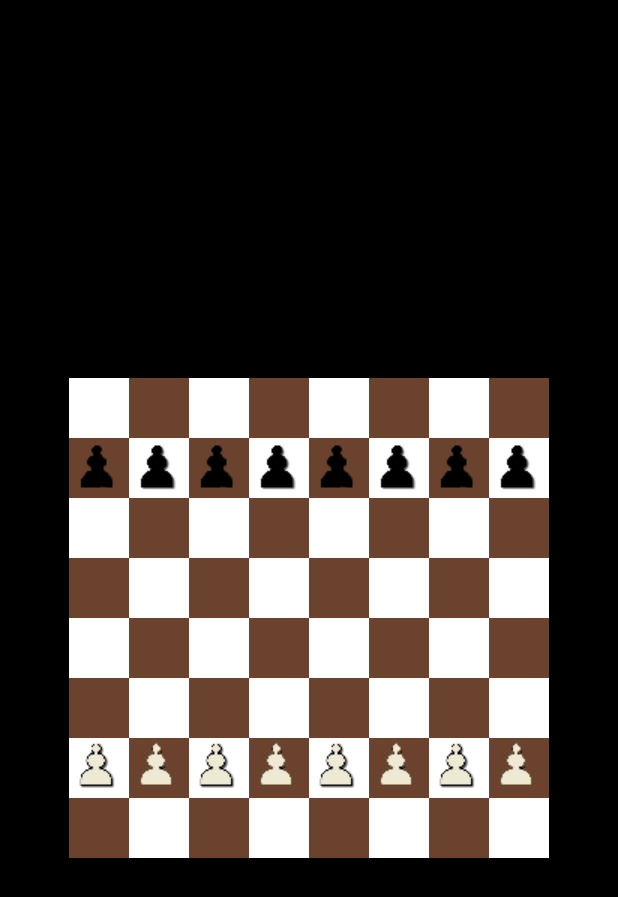
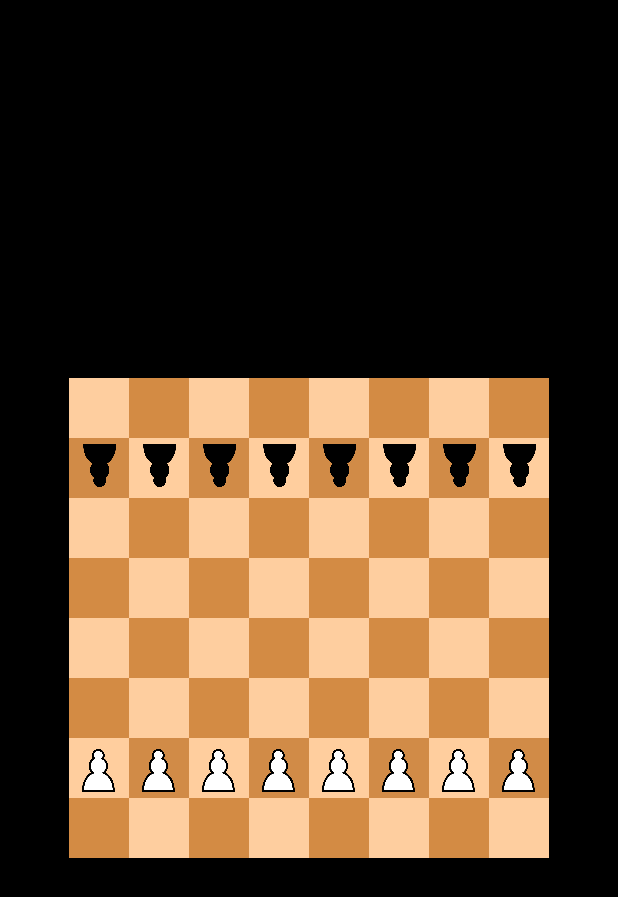
Before and after one commit to zepher19/Chess, an Android app built with Jetpack Compose: the screen it shows after launch (MainActivity), on a phone screen of 412 x 824 dp. Shown: the top 897 px of the screen. Run offline under Robolectric (Android 15) with nearby library versions, the phone set to English and light mode, and no system bars.

Commit message:
10 16 23 12 pm

```diff
--- a/app/src/main/java/com/myapps/chess/BoardModel.kt
+++ b/app/src/main/java/com/myapps/chess/BoardModel.kt
@@ -2,23 +2,19 @@ package com.myapps.chess
 
 class BoardModel {
 
-
-    val brownSquare = R.drawable.brownsquare
-    val whiteSquare = R.drawable.whitesquare
-    val whitePawnBrownBack = R.drawable.whitepawnbrownbackground
-    val whitePawnWhiteBack = R.drawable.whitepawnwhitebackground
-
-    val row0 = listOf(Square(0, 0, 'w', '0', '0'), Square(0, 1, 'b', '0', '0'), Square(0, 2, 'w', '0', '0'), Square(0, 3, 'b', '0', '0'),Square(0, 4, 'w', '0', '0'), Square(0, 5, 'b', '0', '0'), Square(0, 6, 'w', '0', '0'), Square(0, 7, 'b','0', '0'))
-    val row1 = listOf(Square(1, 0, 'b', 'p', 'b'), Square(1, 1, 'w', 'p', 'b'), Square(1, 2, 'b', 'p', 'b'), Square(1, 3, 'w', 'p', 'b'),Square(1, 4, 'b', 'p', 'b'), Square(1, 5, 'w', 'p', 'b'), Square(1, 6, 'b', 'p', 'b'), Square(1, 7, 'w', 'p', 'b'))
-    val row2 = listOf(Square(2, 0, 'w', '0', '0'), Square(2, 1, 'b', '0', '0'), Square(2, 2, 'w', '0', '0'), Square(2, 3, 'b', '0', '0'),Square(2, 4, 'w', '0', '0'), Square(2, 5, 'b', '0', '0'), Square(2, 6, 'w', '0', '0'), Square(2, 7, 'b', '0', '0'))
-    val row3 = listOf(Square(3, 0, 'b', '0', '0'), Square(3, 1, 'w', '0', '0'), Square(3, 2, 'b', '0', '0'), Square(3, 3, 'w', '0', '0'),Square(3, 4, 'b', '0', '0'), Square(3, 5, 'w', '0', '0'), Square(3, 6, 'b', '0', '0'), Square(3, 7, 'w', '0', '0'))
-    val row4 = listOf(Square(4, 0, 'w', '0', '0'), Square(4, 1, 'b', '0', '0'), Square(4, 2, 'w', '0', '0'), Square(4, 3, 'b', '0', '0'),Square(4, 4, 'w', '0', '0'), Square(4, 5, 'b', '0', '0'), Square(4, 6, 'w', '0', '0'), Square(4, 7, 'b', '0', '0'))
-    val row5 = listOf(Square(5, 0, 'b', '0', '0'), Square(5, 1, 'w', '0', '0'), Square(5, 2, 'b', '0', '0'), Square(5, 3, 'w', '0', '0'),Square(5, 4, 'b', '0', '0'), Square(5, 5, 'w', '0', '0'), Square(5, 6, 'b', '0', '0'), Square(5, 7, 'w', '0', '0'))
-    val row6 = listOf(Square(6, 0, 'w', 'p', 'w'), Square(6, 1, 'b', 'p', 'w'), Square(6, 2, 'w', 'p', 'w'), Square(6, 3, 'b', 'p', 'w'),Square(6, 4, 'w', 'p', 'w'), Square(6, 5, 'b', 'p', 'w'), Square(6, 6, 'w', 'p', 'w'), Square(6, 7, 'b', 'p', 'w'))
-    val row7 = listOf(Square(7, 0, 'b', '0', '0'), Square(7, 1, 'w', '0', '0'), Square(7, 2, 'b', '0', '0'), Square(7, 3, 'w', '0', '0'),Square(7, 4, 'b', '0', '0'), Square(7, 5, 'w', '0', '0'), Square(7, 6, 'b', '0', '0'), Square(7, 7, 'w', '0', '0'))
+    val row0 = listOf(Square(0, 0, 'x', Piece('x', 'x')), Square(0, 1, 'x', Piece('x', 'x')), Square(0, 2, 'x', Piece('x', 'x')), Square(0, 3, 'x', Piece('x', 'x')), Square(0, 4, 'x', Piece('x', 'x')),Square(0, 5, 'x', Piece('x', 'x')), Square(0, 6, 'x', Piece('x', 'x')), Square(0, 7, 'x', Piece('x', 'x')), Square(0, 8, 'x', Piece('x', 'x')), Square(0, 9, 'x', Piece('x', 'x')))
+    val row1 = listOf(Square(1, 0, 'x', Piece('x', 'x')), Square(1, 1, 'w', Piece('0', '0')), Square(1, 2, 'b', Piece('0', '0')), Square(1, 3, 'w', Piece('0', '0')), Square(1, 4, 'b', Piece('0', '0')),Square(1, 5, 'w', Piece('0', '0')), Square(1, 6, 'b', Piece('0', '0')), Square(1, 7, 'w', Piece('0', '0')), Square(1, 8, 'b', Piece('0', '0')), Square(1, 9, 'x', Piece('x', 'x')))
+    val row2 = listOf(Square(2, 0, 'x', Piece('x', 'x')), Square(2, 1, 'b', Piece('p', 'b')), Square(2, 2, 'w', Piece('p', 'b')), Square(2, 3, 'b', Piece('p', 'b')), Square(2, 4, 'w', Piece('p', 'b')),Square(2, 5, 'b', Piece('p', 'b')), Square(2, 6, 'w', Piece('p', 'b')), Square(2, 7, 'b', Piece('p', 'b')), Square(2, 8, 'w', Piece('p', 'b')), Square(2, 9, 'x', Piece('x', 'x')))
+    val row3 = listOf(Square(3, 0, 'x', Piece('x', 'x')), Square(3, 1, 'w', Piece('0', '0')), Square(3, 2, 'b', Piece('0', '0')), Square(3, 3, 'w', Piece('0', '0')), Square(3, 4, 'b', Piece('0', '0')),Square(3, 5, 'w', Piece('0', '0')), Square(3, 6, 'b', Piece('0', '0')), Square(3, 7, 'w', Piece('0', '0')), Square(3, 8, 'b', Piece('0', '0')), Square(3, 9, 'x', Piece('x', 'x')))
+    val row4 = listOf(Square(4, 0, 'x', Piece('x', 'x')), Square(4, 1, 'b', Piece('0', '0')), Square(4, 2, 'w', Piece('0', '0')), Square(4, 3, 'b', Piece('0', '0')), Square(4, 4, 'w', Piece('0', '0')),Square(4, 5, 'b', Piece('0', '0')), Square(4, 6, 'w', Piece('0', '0')), Square(4, 7, 'b', Piece('0', '0')), Square(4, 8, 'w', Piece('0', '0')), Square(4, 9, 'x', Piece('x', 'x')))
+    val row5 = listOf(Square(5, 0, 'x', Piece('x', 'x')), Square(5, 1, 'w', Piece('0', '0')), Square(5, 2, 'b', Piece('0', '0')), Square(5, 3, 'w', Piece('0', '0')), Square(5, 4, 'b', Piece('0', '0')),Square(5, 5, 'w', Piece('0', '0')), Square(5, 6, 'b', Piece('0', '0')), Square(5, 7, 'w', Piece('0', '0')), Square(5, 8, 'b', Piece('0', '0')), Square(5, 9, 'x', Piece('x', 'x')))
+    val row6 = listOf(Square(6, 0, 'x', Piece('x', 'x')), Square(6, 1, 'b', Piece('0', '0')), Square(6, 2, 'w', Piece('0', '0')), Square(6, 3, 'b', Piece('0', '0')), Square(6, 4, 'w', Piece('0', '0')),Square(6, 5, 'b', Piece('0', '0')), Square(6, 6, 'w', Piece('0', '0')), Square(6, 7, 'b', Piece('0', '0')), Square(6, 8, 'w', Piece('0', '0')), Square(6, 9, 'x', Piece('x', 'x')))
+    val row7 = listOf(Square(7, 0, 'x', Piece('x', 'x')), Square(7, 1, 'w', Piece('p', 'w')), Square(7, 2, 'b', Piece('p', 'w')), Square(7, 3, 'w', Piece('p', 'w')), Square(7, 4, 'b', Piece('p', 'w')),Square(7, 5, 'w', Piece('p', 'w')), Square(7, 6, 'b', Piece('p', 'w')), Square(7, 7, 'w', Piece('p', 'w')), Square(7, 8, 'b', Piece('p', 'w')), Square(7, 9, 'x', Piece('x', 'x')))
+    val row8 = listOf(Square(8, 0, 'x', Piece('x', 'x')), Square(8, 1, 'b', Piece('0', '0')), Square(8, 2, 'w', Piece('0', '0')), Square(8, 3, 'b', Piece('0', '0')), Square(8, 4, 'w', Piece('0', '0')),Square(8, 5, 'b', Piece('0', '0')), Square(8, 6, 'w', Piece('0', '0')), Square(8, 7, 'b', Piece('0', '0')), Square(8, 8, 'w', Piece('0', '0')), Square(8, 9, 'x', Piece('x', 'x')))
+    val row9 = listOf(Square(9, 0, 'x', Piece('x', 'x')), Square(9, 1, 'x', Piece('x', 'x')), Square(9, 2, 'x', Piece('x', 'x')), Square(9, 3, 'x', Piece('x', 'x')), Square(9, 4, 'x', Piece('x', 'x')),Square(9, 5, 'x', Piece('x', 'x')), Square(9, 6, 'x', Piece('x', 'x')), Square(9, 7, 'x', Piece('x', 'x')), Square(9, 8, 'x', Piece('x', 'x')), Square(9, 9, 'x', Piece('x', 'x')))
 
 
-    val originalBoard = listOf<List<Square>>(row0, row1, row2, row3, row4, row5, row6, row7)
+    val originalBoard = listOf<List<Square>>(row0, row1, row2, row3, row4, row5, row6, row7, row8, row9)
     var currentBoard = originalBoard
 
 
--- a/app/src/main/java/com/myapps/chess/MainActivity.kt
+++ b/app/src/main/java/com/myapps/chess/MainActivity.kt
@@ -1,6 +1,7 @@
 package com.myapps.chess
 
 import android.os.Bundle
+import android.util.Log
 import androidx.activity.ComponentActivity
 import androidx.activity.compose.setContent
 import androidx.compose.foundation.BorderStroke
@@ -27,7 +28,7 @@ import kotlin.math.absoluteValue
 
 var boardModel = BoardModel()
 
-val DEFAULT_SQUARE = Square(10, 10, '0', '0', '0')
+val DEFAULT_SQUARE = Square(10, 10, '0', Piece('0', '0'))
 
 var previousHighlightedSquare: Square = DEFAULT_SQUARE
 
@@ -51,7 +52,7 @@ fun chooseModifier(y: Square): Modifier {
         .clickable {
             highlightSquares(y)
         }
-        .border(BorderStroke(borderWidth, Color.Yellow), RectangleShape)
+        .border(BorderStroke(borderWidth, Color.Blue), RectangleShape)
         .padding(borderWidth)
         .clip(RectangleShape)
 
@@ -70,17 +71,27 @@ fun chooseModifier(y: Square): Modifier {
 
 @Composable
 fun Board() {
+
+
+
+
+    //column inputs places the board in the center of the screen
     Column(
         modifier = Modifier.fillMaxSize(),
         verticalArrangement = Arrangement.Center,
         horizontalAlignment = Alignment.CenterHorizontally) {
 
-        for (x in boardModel.currentBoard) {
+        var y = DEFAULT_SQUARE
+        var modifierToUse: Modifier
+        var drawableID: Int
+
+        for (i in 1 until boardModel.currentBoard.size - 1) {
             Row {
-                for (y in x) {
-                    var modifierToUse = chooseModifier(y)
+                for (j in 1 until boardModel.currentBoard[i].size - 1) {
+                    y = boardModel.currentBoard[i][j]
+                    modifierToUse = chooseModifier(y)
                     determineSquareImage(y)
-                    var drawableID = y.drawableID
+                    drawableID = y.drawableID
                     Image(
                         painter = painterResource(id = drawableID),
                         contentDescription = "draw square",
@@ -94,20 +105,20 @@ fun Board() {
 
 fun determineSquareImage(y: Square) {
     if (y.backgroundColor == 'b') {
-        if (y.pieceColor == '0') {
-            if (y.pieceType == '0') {
+        if (y.piece.pieceColor == '0') {
+            if (y.piece.pieceType == '0') {
                 y.drawableID = R.drawable.brownsquare
             }
         }
 
-        if (y.pieceColor == 'b') {
-            if (y.pieceType == 'p') {
+        if (y.piece.pieceColor == 'b') {
+            if (y.piece.pieceType == 'p') {
                 y.drawableID = R.drawable.blackpawnbrownbackground
             }
         }
 
-        if (y.pieceColor == 'w') {
-            if (y.pieceType == 'p') {
+        if (y.piece.pieceColor == 'w') {
+            if (y.piece.pieceType == 'p') {
                 y.drawableID = R.drawable.whitepawnbrownbackground
             }
         }
@@ -116,20 +127,20 @@ fun determineSquareImage(y: Square) {
 
 
     if (y.backgroundColor == 'w') {
-        if (y.pieceColor == '0') {
-            if (y.pieceType == '0') {
+        if (y.piece.pieceColor == '0') {
+            if (y.piece.pieceType == '0') {
                 y.drawableID = R.drawable.whitesquare
             }
         }
 
-        if (y.pieceColor == 'b') {
-            if (y.pieceType == 'p') {
+        if (y.piece.pieceColor == 'b') {
+            if (y.piece.pieceType == 'p') {
                 y.drawableID = R.drawable.blackpawnwhitebackground
             }
         }
 
-        if (y.pieceColor == 'w') {
-            if (y.pieceType == 'p') {
+        if (y.piece.pieceColor == 'w') {
+            if (y.piece.pieceType == 'p') {
                 y.drawableID = R.drawable.whitepawnwhitebackground
             }
         }
@@ -138,13 +149,12 @@ fun determineSquareImage(y: Square) {
 
 fun highlightSquares(y: Square) {
 
-
     //prevents empty spaces from being highlighted
-    if (y.pieceColor == '0' && previousHighlightedSquare.pieceColor == '0')
+    if (y.piece.pieceColor == '0' && previousHighlightedSquare.piece.pieceColor == '0')
         return
 
     //prevents pieces from deleting their own color
-    if (y.pieceColor == previousHighlightedSquare.pieceColor) {
+    if (y.piece.pieceColor == previousHighlightedSquare.piece.pieceColor) {
         boardModel.unhighlight()
         previousHighlightedSquare = DEFAULT_SQUARE
     }
@@ -168,14 +178,17 @@ fun highlightSquares(y: Square) {
 
 fun movePiece(y: Square) {
 
+    //TODO working here
+
     //draw piece in new spot
-    boardModel.currentBoard[y.row][y.index].pieceType = previousHighlightedSquare.pieceType
-    boardModel.currentBoard[y.row][y.index].pieceColor = previousHighlightedSquare.pieceColor
+    boardModel.currentBoard[y.row][y.index].piece.pieceType = previousHighlightedSquare.piece.pieceType
+    boardModel.currentBoard[y.row][y.index].piece.pieceColor = previousHighlightedSquare.piece.pieceColor
+    boardModel.currentBoard[y.row][y.index].piece.firstMove = false
 
 
     //delete piece from old spot
-    boardModel.currentBoard[previousHighlightedSquare.row][previousHighlightedSquare.index].pieceType = '0'
-    boardModel.currentBoard[previousHighlightedSquare.row][previousHighlightedSquare.index].pieceColor = '0'
+    boardModel.currentBoard[previousHighlightedSquare.row][previousHighlightedSquare.index].piece.pieceType = '0'
+    boardModel.currentBoard[previousHighlightedSquare.row][previousHighlightedSquare.index].piece.pieceColor = '0'
 
     //unhighlight after move
     boardModel.unhighlight()
@@ -186,51 +199,54 @@ fun movePiece(y: Square) {
 
 
 fun highlightMoves(y: Square) {
+    var enemy = 'x'
+    var advance1 = 0
+    var advance2 = 0
+    val rowBound1 = 0
+    val rowBound2 = 7
+    val indexBound1 = 0
+    val indexBound2 = 7
 
     //black piece
-    if (y.pieceColor == 'w') {
+    if (y.piece.pieceColor == 'w') {
+        enemy = 'b'
+        advance1 = -1
+        advance2 = -2
+    }
+    else {
+        enemy = 'w'
+        advance1 = 1
+        advance2 = 2
+    }
 
-        var nearEnemy  = false
+    //pawn logic
+    if (y.piece.pieceType =='p') {
 
-        //if there is a white piece adjacent
-        if (boardModel.currentBoard[y.row - 1][y.index - 1].pieceColor == 'b') {
-            boardModel.currentBoard[y.row - 1][y.index - 1].highlighted.value = true
-            nearEnemy = true
+        //logic for moving two spaces instead of one
+        if (y.piece.firstMove) {
+            boardModel.currentBoard[y.row + advance2][y.index].highlighted.value = true
         }
 
-        if (boardModel.currentBoard[y.row - 1][y.index + 1].pieceColor == 'b') {
-            boardModel.currentBoard[y.row - 1][y.index + 1].highlighted.value = true
-            nearEnemy = true
-        }
+            if (y.row in (rowBound1 + 1) until rowBound2) {
 
-        if (!nearEnemy) {
-            //highlight adjacent black square
-            if (boardModel.currentBoard[y.row - 1][y.index].pieceColor == '0')
-                boardModel.currentBoard[y.row - 1][y.index].highlighted.value = true
-        }
-    }
 
-    //white piece
-    if (y.pieceColor == 'b') {
+                if (y.index > indexBound1) {
+                    //if there is a white piece adjacent
+                    if (boardModel.currentBoard[y.row + advance1][y.index - 1].piece.pieceColor == enemy) {
+                        boardModel.currentBoard[y.row + advance1][y.index - 1].highlighted.value = true
+                    }
+                }
 
-        var nearEnemy  = false
+                if (y.index < indexBound2) {
+                    if (boardModel.currentBoard[y.row +advance1][y.index + 1].piece.pieceColor == enemy) {
+                        boardModel.currentBoard[y.row + advance1][y.index + 1].highlighted.value = true
+                    }
+                }
 
-        //if there is a white piece adjacent
-        if (boardModel.currentBoard[y.row + 1][y.index - 1].pieceColor == 'b') {
-            boardModel.currentBoard[y.row + 1][y.index - 1].highlighted.value = true
-            nearEnemy = true
-        }
-
-        if (boardModel.currentBoard[y.row + 1][y.index + 1].pieceColor == 'b') {
-            boardModel.currentBoard[y.row + 1][y.index + 1].highlighted.value = true
-            nearEnemy = true
-        }
-
-        if (!nearEnemy) {
-            //highlight adjacent black square
-            if (boardModel.currentBoard[y.row + 1][y.index].pieceColor == '0')
-                boardModel.currentBoard[y.row + 1][y.index].highlighted.value = true
-        }
+                //highlight adjacent square
+                if (boardModel.currentBoard[y.row + advance1][y.index].piece.pieceColor == '0')
+                    boardModel.currentBoard[y.row + advance1][y.index].highlighted.value = true
+                }
     }
 }
 
--- /dev/null
+++ b/app/src/main/java/com/myapps/chess/Piece.kt
@@ -0,0 +1,7 @@
+package com.myapps.chess
+
+class Piece(var pieceType: Char, var pieceColor: Char) {
+
+
+    var firstMove = true;
+}
--- a/app/src/main/java/com/myapps/chess/Square.kt
+++ b/app/src/main/java/com/myapps/chess/Square.kt
@@ -3,7 +3,7 @@ package com.myapps.chess
 import androidx.compose.runtime.mutableStateOf
 
 
-class Square(var row: Int, var index: Int, var backgroundColor: Char, var pieceType: Char, var pieceColor: Char) {
+class Square(var row: Int, var index: Int, var backgroundColor: Char, var piece: Piece) {
 
     var highlighted = mutableStateOf(false)
     var drawableID = 0
```
Also changed, not shown: app/src/main/res/drawable/blackpawnbrownbackground.png, app/src/main/res/drawable/blackpawnwhitebackground.png, app/src/main/res/drawable/brownsquare.png, app/src/main/res/drawable/whitepawnblackbackground.png (deleted), app/src/main/res/drawable/whitepawnbrownbackground.jpg (deleted), app/src/main/res/drawable/whitepawnbrownbackground.png (added), app/src/main/res/drawable/whitepawnwhitebackground.png, app/src/main/res/drawable/whitesquare.jpg (deleted), app/src/main/res/drawable/whitesquare.png (added).
